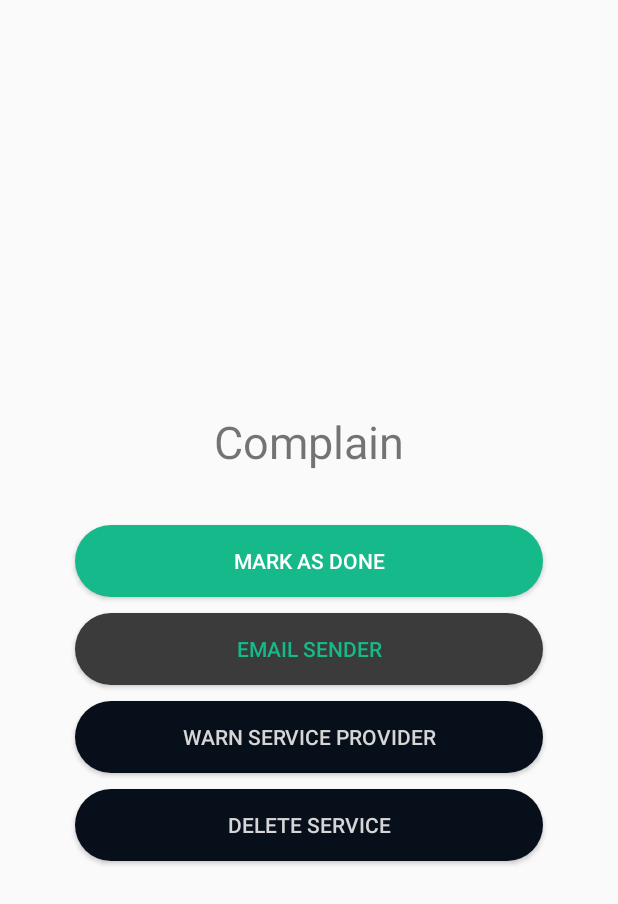
After one commit to FHB369/AshePashe, an Android app: the layout activity_admin_action.xml on its own in the app's theme, with its tools: preview values and no code run, on a phone screen of 412 x 824 dp. The commit adds this screen. Shown: the top 904 px of the screen. Run offline under Robolectric (Android 15) with nearby library versions, the phone set to English and light mode, and no system bars.

Commit message:
Demo Admin Added for complain handling

```diff
--- a/app/src/main/AndroidManifest.xml
+++ b/app/src/main/AndroidManifest.xml
@@ -21,7 +21,10 @@
         android:supportsRtl="true"
         android:theme="@style/AppTheme"
         tools:replace="android:appComponentFactory">
-        <activity android:name=".SendComplain"></activity>
+        <activity android:name=".AdminAction"></activity>
+        <activity android:name=".AdminFeed"
+            android:theme="@style/AppTheme.DarkToolbar"/>
+        <activity android:name=".SendComplain" />
         <activity android:name=".HistoryFeedSP" />
         <activity android:name=".HistoryFeedGen" />
 
--- a/app/src/main/java/project250/cse250/fhb369/ashepashe/ModifyRequest.java
+++ b/app/src/main/java/project250/cse250/fhb369/ashepashe/ModifyRequest.java
@@ -67,6 +67,7 @@ public class ModifyRequest extends AppCompatActivity {
                     status.setText(stats);
                 }else{
                     status.setText(stats);
+                    complain.setVisibility(View.GONE);
                 }
             }
 
--- a/app/src/main/java/project250/cse250/fhb369/ashepashe/SendComplain.java
+++ b/app/src/main/java/project250/cse250/fhb369/ashepashe/SendComplain.java
@@ -42,7 +42,7 @@ public class SendComplain extends AppCompatActivity {
                     r.child("PACKAGE").setValue(PACK);
                     r.child("REQUEST_ID").setValue(REQ);
                     r.child("MESSAGE").setValue(msg);
-                    r.child("COMPLAINER").setValue(FirebaseAuth.getInstance().getCurrentUser().getUid());
+                    r.child("COMPLAINER").setValue(FirebaseAuth.getInstance().getCurrentUser().getEmail());
 
                     Toast.makeText(getApplicationContext(), "Complain Sent", Toast.LENGTH_SHORT).show();
                     onBackPressed();
--- /dev/null
+++ b/app/src/main/res/layout/activity_admin_action.xml
@@ -0,0 +1,67 @@
+<?xml version="1.0" encoding="utf-8"?>
+<RelativeLayout xmlns:android="http://schemas.android.com/apk/res/android"
+    xmlns:app="http://schemas.android.com/apk/res-auto"
+    xmlns:tools="http://schemas.android.com/tools"
+    android:layout_width="match_parent"
+    android:layout_height="match_parent"
+    tools:context=".AdminAction">
+
+    <LinearLayout
+        android:layout_width="match_parent"
+        android:layout_height="match_parent"
+        android:orientation="vertical"
+        android:gravity="center">
+
+        <TextView
+            android:id="@+id/msg"
+            android:layout_width="match_parent"
+            android:layout_height="wrap_content"
+            android:textAlignment="center"
+            android:textSize="30dp"
+            android:text="Complain"
+            android:layout_margin="30dp"/>
+
+
+        <Button
+            android:id="@+id/mark"
+            android:layout_width="match_parent"
+            android:layout_height="wrap_content"
+            android:text="Mark as done"
+            android:background="@drawable/rounded_corners"
+            android:textColor="@color/colorPrimaryDark"
+            android:layout_marginVertical="5dp"
+            android:layout_marginHorizontal="50dp"/>
+
+
+        <Button
+            android:id="@+id/call"
+            android:layout_width="match_parent"
+            android:layout_height="wrap_content"
+            android:text="Email Sender"
+            android:background="@drawable/rounded_corners_dark"
+            android:textColor="@color/colorPrimary"
+            android:layout_marginVertical="5dp"
+            android:layout_marginHorizontal="50dp"/>
+
+        <Button
+            android:id="@+id/warn"
+            android:layout_width="match_parent"
+            android:layout_height="wrap_content"
+            android:text="Warn Service Provider"
+            android:background="@drawable/rounded_corners_dark_blue"
+            android:textColor="@color/mapbox_navigation_route_layer_congestion_red"
+            android:layout_marginVertical="5dp"
+            android:layout_marginHorizontal="50dp"/>
+
+        <Button
+            android:id="@+id/delete"
+            android:layout_width="match_parent"
+            android:layout_height="wrap_content"
+            android:text="Delete Service"
+            android:background="@drawable/rounded_corners_dark_blue"
+            android:textColor="@color/mapbox_navigation_route_layer_congestion_red"
+            android:layout_marginVertical="5dp"
+            android:layout_marginHorizontal="50dp"/>
+
+    </LinearLayout>
+</RelativeLayout>
```
Also changed, not shown: app/src/main/java/project250/cse250/fhb369/ashepashe/AdminAction.java (added, +140 -0 lines), app/src/main/java/project250/cse250/fhb369/ashepashe/AdminFeed.java (added, +40 -0 lines), app/src/main/java/project250/cse250/fhb369/ashepashe/AdminFeedAdapter.java (added, +91 -0 lines), app/src/main/java/project250/cse250/fhb369/ashepashe/AdminItem.java (added, +36 -0 lines), app/src/main/java/project250/cse250/fhb369/ashepashe/SignIn.java (+8 -0 lines), app/src/main/java/project250/cse250/fhb369/ashepashe/SplashActivity.java (+8 -0 lines), app/src/main/res/drawable/ic_power_settings_new_black_24dp.xml (added, +9 -0 lines), app/src/main/res/layout/activity_admin_feed.xml (added, +46 -0 lines), app/src/main/res/layout/admin_feed_item.xml (added, +44 -0 lines).
